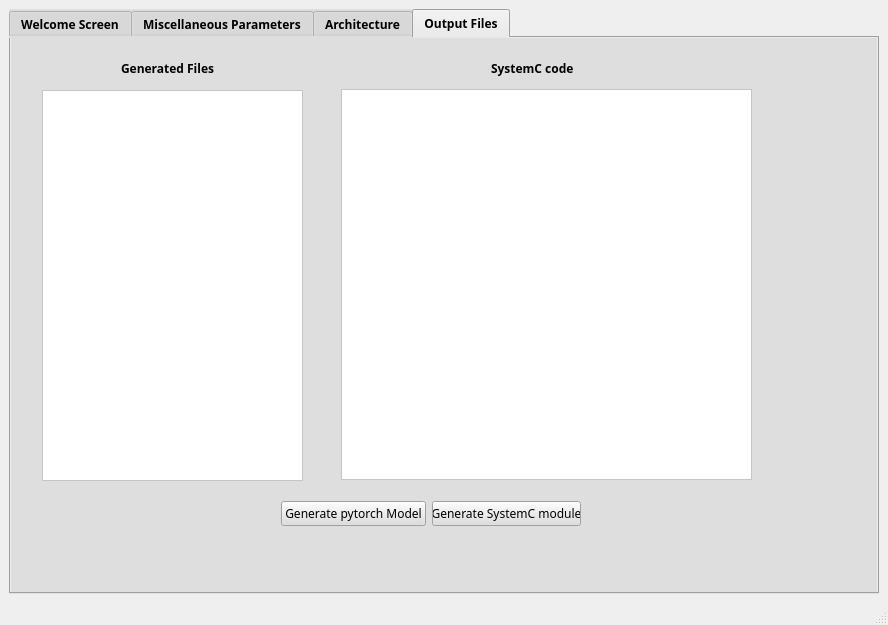
Before: the Qt Designer form GP/mainwindow.ui in BEHAIRYS/gradProject, drawn with Qt 5.
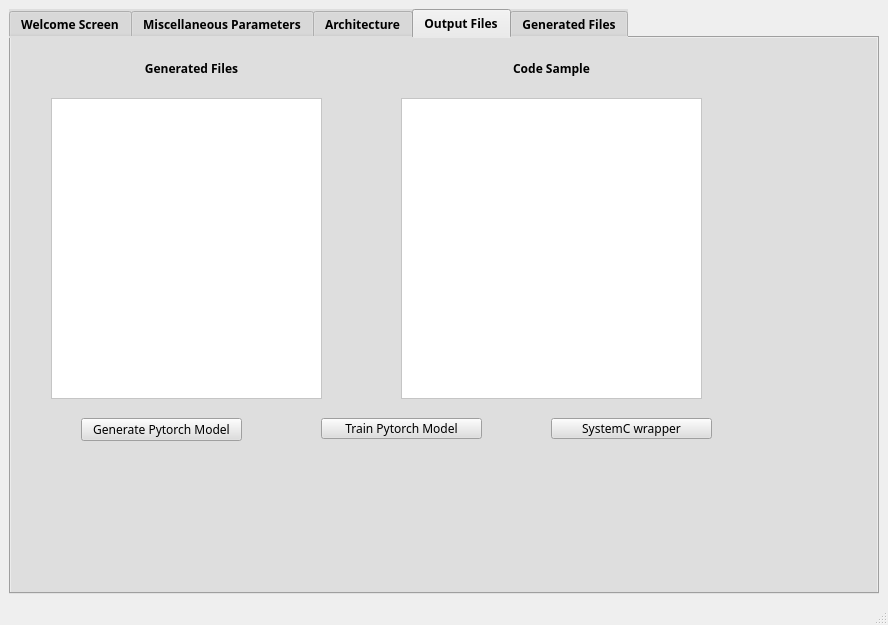
After: the same form once the commit is applied. The open tabs and pages were chosen to show the change. Icons and pictures are not drawn.

```diff
--- a/GP/mainwindow.ui
+++ b/GP/mainwindow.ui
@@ -29,6 +29,9 @@
         <bold>true</bold>
        </font>
       </property>
+      <property name="autoFillBackground">
+       <bool>false</bool>
+      </property>
       <property name="styleSheet">
        <string notr="true">background-color: rgb(222, 222, 222);</string>
       </property>
@@ -880,25 +883,83 @@
        <attribute name="title">
         <string>Output Files</string>
        </attribute>
-       <widget class="QListWidget" name="listWidget">
+       <widget class="QLabel" name="Lcode">
         <property name="geometry">
          <rect>
-          <x>31</x>
-          <y>52</y>
+          <x>390</x>
+          <y>20</y>
+          <width>301</width>
+          <height>20</height>
+         </rect>
+        </property>
+        <property name="font">
+         <font>
+          <family>Siemens Sans</family>
+          <bold>true</bold>
+         </font>
+        </property>
+        <property name="text">
+         <string>Code Sample</string>
+        </property>
+        <property name="alignment">
+         <set>Qt::AlignCenter</set>
+        </property>
+       </widget>
+       <widget class="QTextBrowser" name="codeSample">
+        <property name="geometry">
+         <rect>
+          <x>390</x>
+          <y>60</y>
+          <width>301</width>
+          <height>301</height>
+         </rect>
+        </property>
+        <property name="styleSheet">
+         <string notr="true">background-color: white;</string>
+        </property>
+       </widget>
+       <widget class="QPushButton" name="generate">
+        <property name="geometry">
+         <rect>
+          <x>70</x>
+          <y>380</y>
+          <width>161</width>
+          <height>23</height>
+         </rect>
+        </property>
+        <property name="font">
+         <font>
+          <family>Siemens Sans</family>
+         </font>
+        </property>
+        <property name="text">
+         <string>Generate Pytorch Model</string>
+        </property>
+       </widget>
+       <widget class="QPushButton" name="train">
+        <property name="geometry">
+         <rect>
+          <x>310</x>
+          <y>380</y>
+          <width>161</width>
+          <height>21</height>
+         </rect>
+        </property>
+        <property name="font">
+         <font>
+          <family>Siemens Sans</family>
+         </font>
+        </property>
+        <property name="text">
+         <string>Train Pytorch Model</string>
+        </property>
+       </widget>
+       <widget class="QLabel" name="Lgenerated">
+        <property name="geometry">
+         <rect>
+          <x>50</x>
+          <y>20</y>
           <width>261</width>
-          <height>391</height>
-         </rect>
-        </property>
-        <property name="styleSheet">
-         <string notr="true">background-color: white;</string>
-        </property>
-       </widget>
-       <widget class="QLabel" name="label_11">
-        <property name="geometry">
-         <rect>
-          <x>110</x>
-          <y>20</y>
-          <width>111</width>
           <height>20</height>
          </rect>
         </property>
@@ -911,76 +972,50 @@
         <property name="text">
          <string>Generated Files</string>
         </property>
+        <property name="alignment">
+         <set>Qt::AlignCenter</set>
+        </property>
        </widget>
-       <widget class="QLabel" name="label_12">
+       <widget class="QPushButton" name="systemC">
         <property name="geometry">
          <rect>
-          <x>480</x>
-          <y>20</y>
-          <width>101</width>
-          <height>20</height>
+          <x>540</x>
+          <y>380</y>
+          <width>161</width>
+          <height>21</height>
          </rect>
         </property>
         <property name="font">
          <font>
           <family>Siemens Sans</family>
-          <bold>true</bold>
          </font>
         </property>
         <property name="text">
-         <string>SystemC code</string>
+         <string>SystemC wrapper</string>
         </property>
        </widget>
-       <widget class="QWidget" name="layoutWidget">
+       <widget class="QListWidget" name="generatedFiles">
         <property name="geometry">
          <rect>
-          <x>270</x>
-          <y>460</y>
-          <width>300</width>
-          <height>31</height>
+          <x>40</x>
+          <y>60</y>
+          <width>271</width>
+          <height>301</height>
          </rect>
         </property>
-        <layout class="QHBoxLayout" name="horizontalLayout_5">
-         <item>
-          <widget class="QPushButton" name="generate">
-           <property name="font">
-            <font>
-             <family>Siemens Sans</family>
-            </font>
-           </property>
-           <property name="text">
-            <string>Generate pytorch Model</string>
-           </property>
-          </widget>
-         </item>
-         <item>
-          <widget class="QPushButton" name="systemC">
-           <property name="font">
-            <font>
-             <family>Siemens Sans</family>
-            </font>
-           </property>
-           <property name="text">
-            <string>Generate SystemC module</string>
-           </property>
-          </widget>
-         </item>
-        </layout>
-       </widget>
-       <widget class="QTextBrowser" name="textBrowser">
-        <property name="geometry">
-         <rect>
-          <x>330</x>
-          <y>51</y>
-          <width>411</width>
-          <height>391</height>
-         </rect>
+        <property name="autoFillBackground">
+         <bool>true</bool>
         </property>
         <property name="styleSheet">
-         <string notr="true">background-color: white;</string>
+         <string notr="true">background-color: rgb(255, 255, 255);</string>
         </property>
        </widget>
       </widget>
+      <widget class="QWidget" name="GeneratedFiles">
+       <attribute name="title">
+        <string>Generated Files</string>
+       </attribute>
+      </widget>
      </widget>
     </item>
    </layout>
```
Left out of the diff: 32 changed lines with no effect on the pictures.
